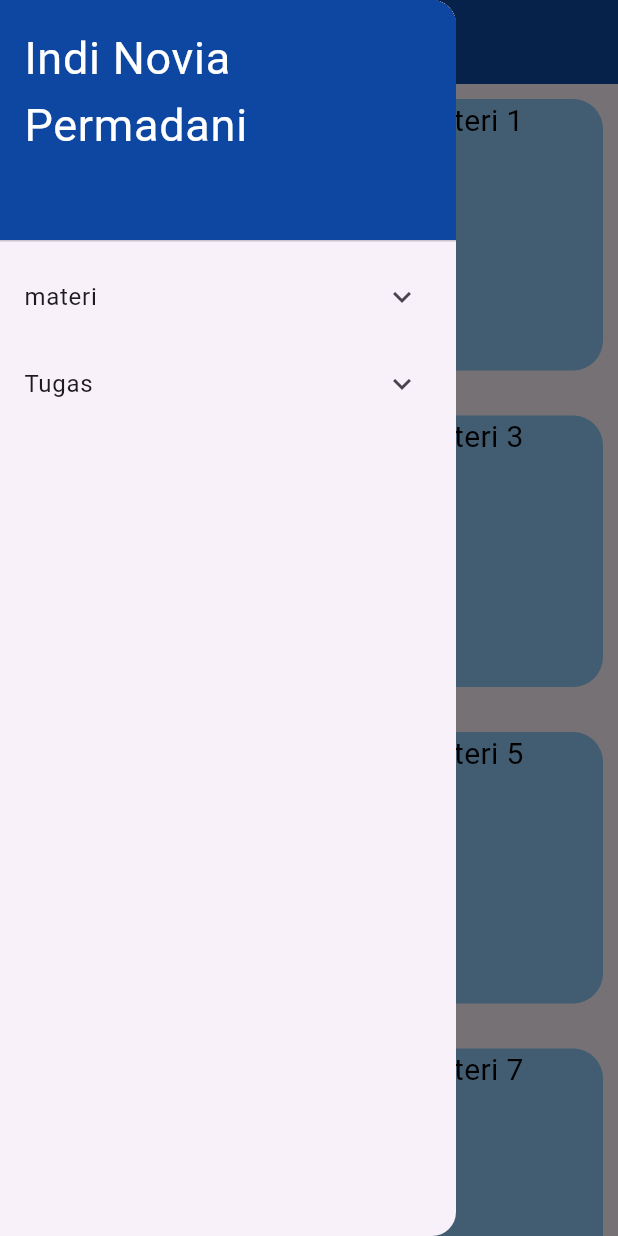
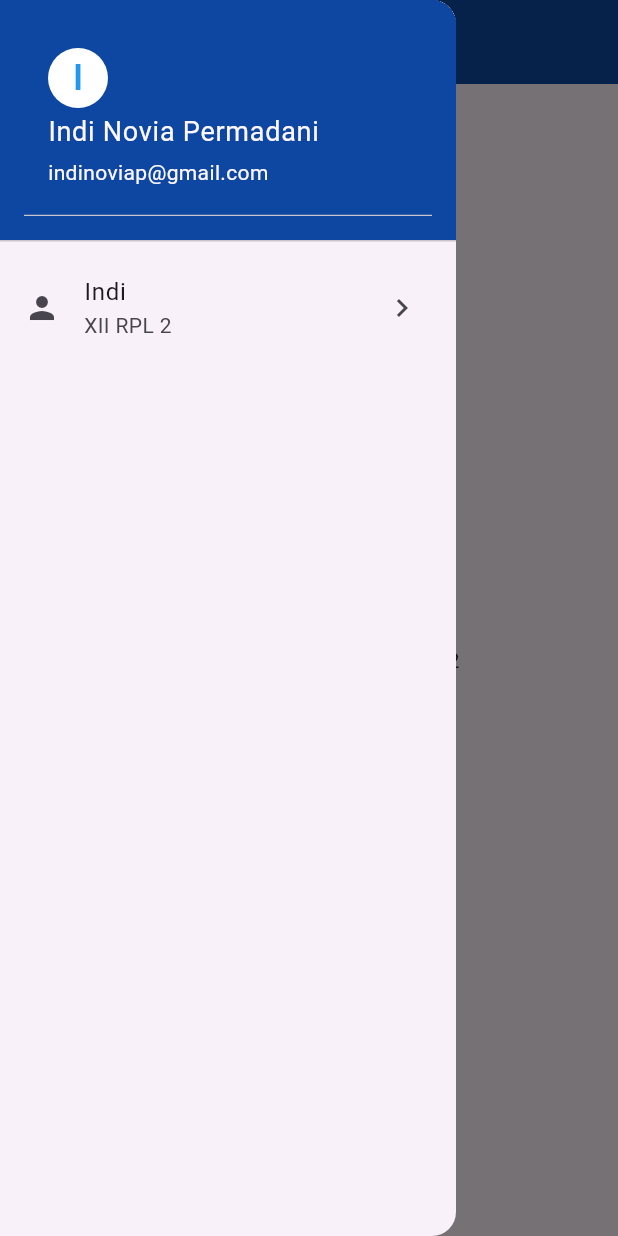
Before and after one commit to indinovia/grouping_nafigation_drawer2, a Flutter app: the screen it shows after launch, with the side drawer open, on a phone screen of 412 x 824 dp. Run offline on Flutter 3.47's test engine with Material 3 defaults, Android fonts, the phone set to English and light mode, and no system bars.

Commit message:
UserAccountDrawerHeader

```diff
--- a/lib/drawer.dart
+++ b/lib/drawer.dart
@@ -16,67 +16,149 @@ class MyHomePage extends StatelessWidget {
         foregroundColor: Colors.white,
       ),
       drawer: buildGroupDrawer(context),
-        body: GridView.count(
-          crossAxisCount: 2,
-          crossAxisSpacing: 10.0,
-          mainAxisSpacing: 10.0,
-          shrinkWrap: true,
-          children: List.generate(10, (index) {
-            return Padding(
-                padding: EdgeInsets.all(10.0),
-                child: Container(
-                  height: 5.0,
-                  decoration: BoxDecoration(
-                    borderRadius: BorderRadius.circular(20.0),
-                    color: Colors.blue[200],
+      body: Center(
+        child: Text('Pemrograman Mobile $title'),
       ),
-                  child: Text('Materi $index',
-                      textAlign: TextAlign.center,
-                      style: TextStyle(
-                        color: Colors.black,
-                        fontSize: 20,
-                      )),
-                ));
-          }),
-        ));
+    );
+    // body: GridView.count(
+    //   crossAxisCount: 2,
+    //   crossAxisSpacing: 10.0,
+    //   mainAxisSpacing: 10.0,
+    //   shrinkWrap: true,
+    //   children: List.generate(10, (index) {
+    //     return Padding(
+    //         padding: EdgeInsets.all(10.0),
+    //         child: Container(
+    //           height: 5.0,
+    //           decoration: BoxDecoration(
+    //             borderRadius: BorderRadius.circular(20.0),
+    //             color: Colors.blue[200],
+    //           ),
+    //           child: Text('Materi $index',
+    //               textAlign: TextAlign.center,
+    //               style: TextStyle(
+    //                 color: Colors.black,
+    //                 fontSize: 20,
+    //               )),
+    //         ));
+    //   }),
+    // ));
   }
 
   Widget buildGroupDrawer(BuildContext context) {
     return Drawer(
       child: ListView(
         padding: EdgeInsets.zero,
-        children: [
+        children: <Widget>[
           DrawerHeader(
             decoration: BoxDecoration(color: Colors.blue[900]),
-            child: Text('Indi Novia Permadani',
+            child: UserAccountsDrawerHeader(
+              decoration: BoxDecoration(color: Colors.blue[900]
+              ),
+              accountName: const Text('Indi Novia Permadani',
               style: TextStyle(
-             color: Colors.white,
-             fontSize: 30,
+                fontSize: 18.0,
+                ),
+              ),
+              accountEmail: const Text('indinoviap@gmail.com',
+              ),
+              currentAccountPictureSize: Size.square(40),
+              currentAccountPicture: CircleAvatar(backgroundColor: Colors.white,
+              child: Text('I',
+              style: TextStyle(
+                fontSize: 25.0,
+                color: Colors.blue,
               ),
               ),
               ),
-          ExpansionTile(
-            title: const Text('materi'),
-            children: [
-              ListTile(title: Text('materi 1'), onTap: () {Navigator.pop(context);},),
-               ListTile(title: Text('materi 2'), onTap: () {Navigator.pop(context);},),
-                ListTile(title: Text('materi 3'), onTap: () {Navigator.pop(context);},),
-                 ListTile(title: Text('materi 4'), onTap: () {Navigator.pop(context);},),
-                  ListTile(title: Text('materi 5'), onTap: () {Navigator.pop(context);},),
-            ],
             ),
-            ExpansionTile(
-            title: const Text('Tugas'),
-            children: [
-              ListTile(title: Text('Tugas 1'), onTap: () {Navigator.pop(context);},),
-               ListTile(title: Text('Tugas 2'), onTap: () {Navigator.pop(context);},),
-                ListTile(title: Text('Tugas 3'), onTap: () {Navigator.pop(context);},),
-                 ListTile(title: Text('Tugas 4'), onTap: () {Navigator.pop(context);},),
-                  ListTile(title: Text('Tugas 5'), onTap: () {Navigator.pop(context);},),
-            ],
-             ) //memperlebar
-        ],
+          //   child: Text(
+          //     'Indi Novia Permadani',
+          //     style: TextStyle(
+          //       color: Colors.white,
+          //       fontSize: 30,
+          //     ),
+          //   ),
+          // ),
           ),
+          ListTile(
+            leading: Icon(Icons.person),
+            title: Text('Indi'),
+            subtitle: Text('XII RPL 2'),
+            trailing: Icon(Icons.chevron_right),
+          )
+          // ExpansionTile(
+          //   title: const Text('materi'),
+          //   children: [
+          //     ListTile(
+          //       title: Text('materi 1'),
+          //       onTap: () {
+          //         Navigator.pop(context);
+          //       },
+          //     ),
+          //     ListTile(
+          //       title: Text('materi 2'),
+          //       onTap: () {
+          //         Navigator.pop(context);
+          //       },
+          //     ),
+          //     ListTile(
+          //       title: Text('materi 3'),
+          //       onTap: () {
+          //         Navigator.pop(context);
+          //       },
+          //     ),
+          //     ListTile(
+          //       title: Text('materi 4'),
+          //       onTap: () {
+          //         Navigator.pop(context);
+          //       },
+          //     ),
+          //     ListTile(
+          //       title: Text('materi 5'),
+          //       onTap: () {
+          //         Navigator.pop(context);
+          //       },
+          //     ),
+          //   ],
+          // ),
+          // ExpansionTile(
+          //   title: const Text('Tugas'),
+          //   children: [
+          //     ListTile(
+          //       title: Text('Tugas 1'),
+          //       onTap: () {
+          //         Navigator.pop(context);
+          //       },
+          //     ),
+          //     ListTile(
+          //       title: Text('Tugas 2'),
+          //       onTap: () {
+          //         Navigator.pop(context);
+          //       },
+          //     ),
+          //     ListTile(
+          //       title: Text('Tugas 3'),
+          //       onTap: () {
+          //         Navigator.pop(context);
+          //       },
+          //     ),
+          //     ListTile(
+          //       title: Text('Tugas 4'),
+          //       onTap: () {
+          //         Navigator.pop(context);
+          //       },
+          //     ),
+          //     ListTile(
+          //       title: Text('Tugas 5'),
+          //       onTap: () {
+          //         Navigator.pop(context);
+          //       },
+          //     ),
+          //   ],
+            //memperlebar
+        ]
+      )
     );
   }
 }
```
Lines whose indentation alone changed are shown as unchanged.
